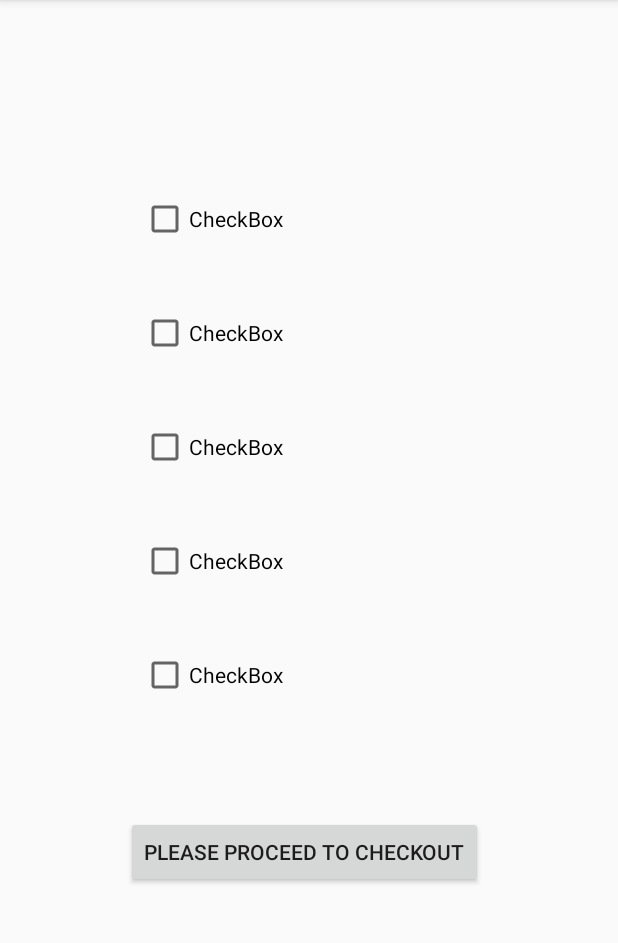
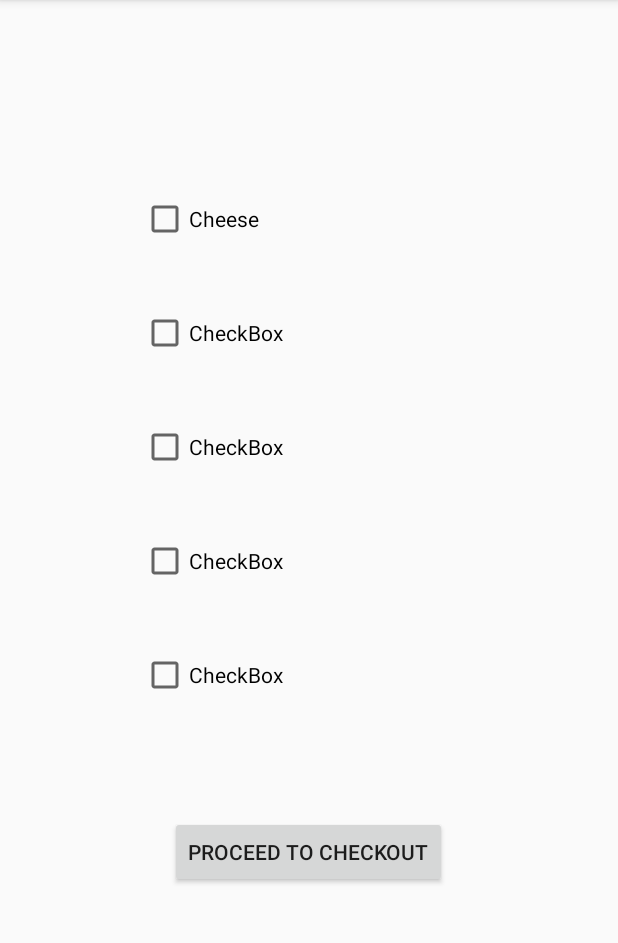
Before and after one commit to sgadkari23/pizza-app-andriod, an Android app: the PizzaToppingActivity screen opened directly, with no data from a screen before it, on a phone screen of 412 x 824 dp, the part 84-1027 px from its top. Run offline under Robolectric (Android 15) with nearby library versions, the phone set to English and light mode, and no system bars; Roboto replaces fonts that are not available here; 1 statement that could not run was skipped.

Commit message:
Addings toppings activity

```diff
--- a/app/src/main/java/com/example/pizzaorderingapp/MainActivity.kt
+++ b/app/src/main/java/com/example/pizzaorderingapp/MainActivity.kt
@@ -13,6 +13,7 @@ import java.io.Serializable
 class Order:Serializable{
     var pizzaType: String?= null
     var pizzaSize: String? = null
+    var toppings: String? =null
 }
 
 class MainActivity : AppCompatActivity() {
--- a/app/src/main/java/com/example/pizzaorderingapp/PizzaToppingActivity.kt
+++ b/app/src/main/java/com/example/pizzaorderingapp/PizzaToppingActivity.kt
@@ -5,32 +5,43 @@ import android.os.Bundle
 import android.view.View
 import android.widget.CheckBox
 import androidx.appcompat.app.AppCompatActivity
-import com.example.pizzaorderingapp.R.id.checkBox
 
 class PizzaToppingActivity : AppCompatActivity() {
     var order:Order? = null
-
+    lateinit var checkBoxCheese: CheckBox
+    lateinit var checkBoxGreenPepper: CheckBox
+    lateinit var checkBoxSmokedHam: CheckBox
+    lateinit var checkBoxSpinach: CheckBox
+    lateinit var checkBoxBlackOlives: CheckBox
+    val toppings = StringBuilder()
 
     override fun onCreate(savedInstanceState: Bundle?) {
         super.onCreate(savedInstanceState)
         setContentView(R.layout.activity_pizza_topping)
         order = intent.extras?.get("pizzaOrder") as Order
-
-        val Cheese = (CheckBox)findViewById(checkBox);
-        val GreenPepper = (CheckBox)findViewById(R.id.checkBox2);
-        val SmokedHam = (CheckBox)findViewById(R.id.checkBox3);
-        val Spinach = (CheckBox)findViewById(R.id.checkBox4);
-        //Button btn = (Button)findViewById(R.id.getBtn);
+        checkBoxCheese = findViewById(R.id.checkBoxCheese)
+        checkBoxGreenPepper = findViewById(R.id.checkBoxGreenPepper)
+        checkBoxSmokedHam = findViewById(R.id.checkBoxSmokedHam)
+        checkBoxSpinach = findViewById(R.id.checkBoxSpinach)
+        checkBoxBlackOlives = findViewById(R.id.checkBoxBlackOlives)
     }
 
     // Method to handle show button on click
     fun handleOnCheckoutButtonClick(v: View) {
-        if (v.id == R.id.btnCheckout) {
+        if (checkBoxCheese.isChecked)
+            toppings.append("\n" + getString(R.string.toppings_cheese))
+        if (checkBoxGreenPepper.isChecked)
+            toppings.append("\n" + getString(R.string.toppings_greenpepper))
+        if (checkBoxSmokedHam.isChecked)
+            toppings.append("\n" + getString(R.string.toppings_smokedham))
+        if (checkBoxSpinach.isChecked)
+            toppings.append("\n" + getString(R.string.toppings_spinach))
+        if (checkBoxBlackOlives.isChecked)
+            toppings.append("\n" + getString(R.string.toppings_blackolives))
 
-            val intent = Intent(this@PizzaToppingActivity, CheckoutActivity::class.java)
-            startActivity(intent)
-
-
-        }
+        order?.toppings = toppings.toString()
+        intent.putExtra("pizzaOrder", order)
+        val intent = Intent(this@PizzaToppingActivity, CheckoutActivity::class.java)
+        startActivity(intent)
     }
 }
--- a/app/src/main/res/layout/activity_checkout.xml
+++ b/app/src/main/res/layout/activity_checkout.xml
@@ -123,7 +123,7 @@
         app:layout_constraintTop_toBottomOf="@+id/textView8" />
 
     <TextView
-        android:id="@+id/textView10"
+        android:id="@+id/textViewToppings"
         android:layout_width="wrap_content"
         android:layout_height="wrap_content"
         android:layout_marginStart="88dp"
@@ -144,5 +144,5 @@
         android:text="TextView"
         android:textSize="18sp"
         app:layout_constraintStart_toEndOf="@+id/textView6"
-        app:layout_constraintTop_toBottomOf="@+id/textView10" />
+        app:layout_constraintTop_toBottomOf="@+id/textViewToppings" />
 </androidx.constraintlayout.widget.ConstraintLayout>
--- a/app/src/main/res/layout/activity_pizza_topping.xml
+++ b/app/src/main/res/layout/activity_pizza_topping.xml
@@ -18,64 +18,64 @@
         android:text="@string/please_proceed_to_checkout"
         app:layout_constraintBottom_toBottomOf="parent"
         app:layout_constraintEnd_toEndOf="parent"
-        app:layout_constraintHorizontal_bias="1.0"
+        app:layout_constraintHorizontal_bias="0.545"
         app:layout_constraintStart_toStartOf="parent"
-        app:layout_constraintTop_toBottomOf="@+id/checkBox5"
+        app:layout_constraintTop_toBottomOf="@+id/checkBoxBlackOlives"
         app:layout_constraintVertical_bias="1.0" />
 
     <CheckBox
-        android:id="@+id/checkBox"
+        android:id="@+id/checkBoxCheese"
         android:layout_width="wrap_content"
         android:layout_height="wrap_content"
         android:layout_marginStart="94dp"
         android:layout_marginTop="130dp"
-        android:text="CheckBox"
+        android:text="@string/toppings_cheese"
         app:layout_constraintStart_toStartOf="parent"
         app:layout_constraintTop_toTopOf="parent"
         tools:text="Cheese" />
 
     <CheckBox
-        android:id="@+id/checkBox2"
+        android:id="@+id/checkBoxGreenPepper"
         android:layout_width="wrap_content"
         android:layout_height="wrap_content"
         android:layout_marginStart="94dp"
         android:layout_marginTop="44dp"
         android:text="CheckBox"
         app:layout_constraintStart_toStartOf="parent"
-        app:layout_constraintTop_toBottomOf="@+id/checkBox"
-        tools:text="Green Pepper" />
+        app:layout_constraintTop_toBottomOf="@+id/checkBoxCheese"
+        tools:text="@string/toppings_greenpepper" />
 
     <CheckBox
-        android:id="@+id/checkBox3"
+        android:id="@+id/checkBoxSmokedHam"
         android:layout_width="wrap_content"
         android:layout_height="wrap_content"
         android:layout_marginStart="94dp"
         android:layout_marginTop="44dp"
         android:text="CheckBox"
         app:layout_constraintStart_toStartOf="parent"
-        app:layout_constraintTop_toBottomOf="@+id/checkBox2"
-        tools:text="Smoked Ham" />
+        app:layout_constraintTop_toBottomOf="@+id/checkBoxGreenPepper"
+        tools:text="@string/toppings_smokedham" />
 
     <CheckBox
-        android:id="@+id/checkBox4"
+        android:id="@+id/checkBoxSpinach"
         android:layout_width="wrap_content"
         android:layout_height="wrap_content"
         android:layout_marginStart="94dp"
         android:layout_marginTop="44dp"
         android:text="CheckBox"
         app:layout_constraintStart_toStartOf="parent"
-        app:layout_constraintTop_toBottomOf="@+id/checkBox3"
-        tools:text="Spinach" />
+        app:layout_constraintTop_toBottomOf="@+id/checkBoxSmokedHam"
+        tools:text="@string/toppings_spinach" />
 
     <CheckBox
-        android:id="@+id/checkBox5"
+        android:id="@+id/checkBoxBlackOlives"
         android:layout_width="wrap_content"
         android:layout_height="wrap_content"
         android:layout_marginStart="94dp"
         android:layout_marginTop="44dp"
         android:text="CheckBox"
         app:layout_constraintStart_toStartOf="parent"
-        app:layout_constraintTop_toBottomOf="@+id/checkBox4"
-        tools:text="Black Olives" />
+        app:layout_constraintTop_toBottomOf="@+id/checkBoxSpinach"
+        tools:text="@string/toppings_blackolives" />
 
 </androidx.constraintlayout.widget.ConstraintLayout>
--- a/app/src/main/res/values/strings.xml
+++ b/app/src/main/res/values/strings.xml
@@ -5,9 +5,9 @@
     <string name="veggie">Veggie</string>
     <string name="mediterranean">Mediterranean</string>
     <string name="cheddar_supreme">Cheddar Supreme</string>
-    <string name="please_choose_pizza_toppings">Please choose pizza toppings</string>
-    <string name="please_proceed_to_checkout">Please Proceed to Checkout</string>
-    <string name="please_confirm_your_order">Please Confirm Your Order</string>
+    <string name="please_choose_pizza_toppings">Choose pizza toppings</string>
+    <string name="please_proceed_to_checkout">Proceed to Checkout</string>
+    <string name="please_confirm_your_order">Confirm Your Order</string>
     <string name="please_choose_your_pizza_from_the_menu">Please choose your pizza from the menu</string>
     <string name="app_logo">app_logo</string>
     <string name="menu_icon">menu-icon</string>
@@ -16,4 +16,9 @@
     <string name="rb_large">Large</string>
     <string name="rb_extra_large">Extra-Large</string>
     <string name="splash_screen">splash-screen</string>
+    <string name="toppings_cheese">Cheese</string>
+    <string name="toppings_greenpepper">Green Pepper</string>
+    <string name="toppings_smokedham">Smoked Ham</string>
+    <string name="toppings_spinach">Spinach</string>
+    <string name="toppings_blackolives">Black Olives</string>
 </resources>
```
Also changed, not shown: app/src/main/java/com/example/pizzaorderingapp/CheckoutActivity.kt (+9 -3 lines).
